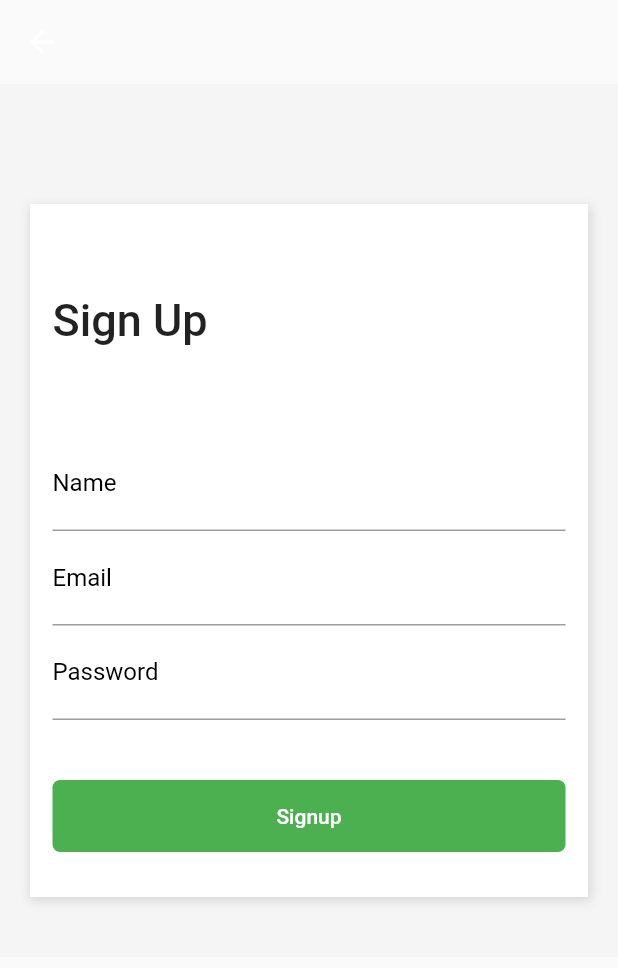
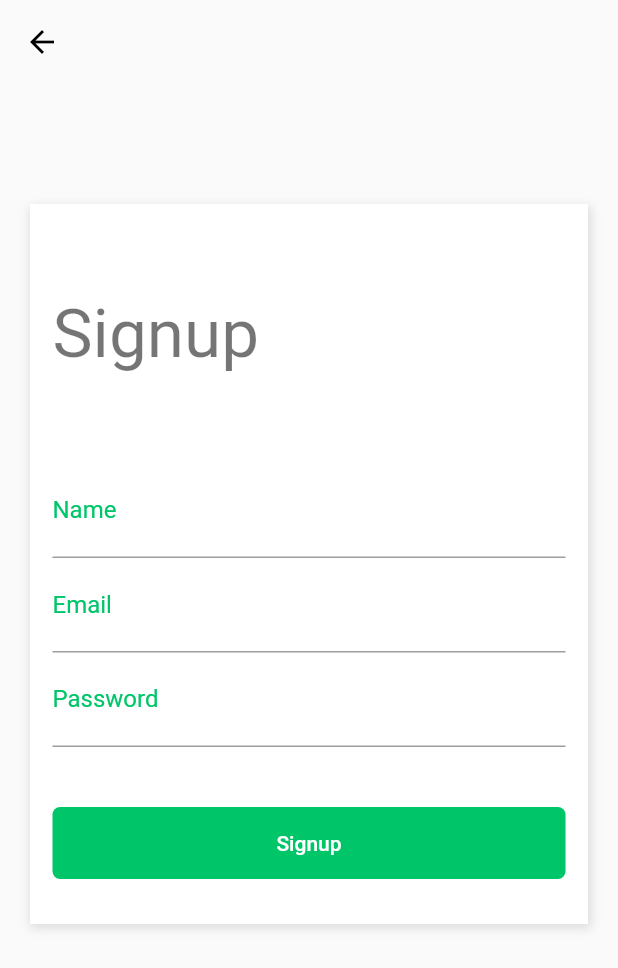
Before and after one commit to JailtonJunior94/balta.io-shopping, a Flutter app: the screen it shows after launch, item 3 of the bottom bar chosen, after a tap on "Sign up", on a phone screen of 412 x 824 dp. Shown: the top 968 px of the screen. Run offline on Flutter 3.47's test engine with Material 2 defaults, Android fonts, the phone set to English and light mode, and no system bars.

Commit message:
conclusão do módulo TEMAS

```diff
--- a/lib/main.dart
+++ b/lib/main.dart
@@ -1,6 +1,7 @@
 import 'package:flutter/material.dart';
 
 import 'package:balta_shopping/pages/tabs.page.dart';
+import 'package:balta_shopping/themes/light.theme.dart';
 
 void main() => runApp(MyApp());
 
@@ -10,9 +11,7 @@ class MyApp extends StatelessWidget {
     return MaterialApp(
       title: 'Flutter Demo',
       debugShowCheckedModeBanner: false,
-      theme: ThemeData(
-        primarySwatch: Colors.blueGrey,
-      ),
+      theme: lightTheme(),
       home: DefaultTabController(length: 3, child: TabsPage()),
     );
   }
--- a/lib/pages/home.page.dart
+++ b/lib/pages/home.page.dart
@@ -16,14 +16,14 @@ class HomePage extends StatelessWidget {
             SizedBox(height: 60),
             SearchBox(),
             SizedBox(height: 30),
-            Text("Categories", style: TextStyle(fontSize: 30)),
+            Text("Categories", style: Theme.of(context).textTheme.headline),
             SizedBox(height: 10),
             Container(height: 90, child: CategoryList()),
             SizedBox(height: 30),
             Row(
               mainAxisAlignment: MainAxisAlignment.spaceBetween,
               children: <Widget>[
-                Text("Best Selling", style: TextStyle(fontSize: 30)),
+                Text("Best Selling", style: Theme.of(context).textTheme.headline),
                 FlatButton(
                   child: Text("See All"),
                   onPressed: () {},
--- a/lib/pages/login.page.dart
+++ b/lib/pages/login.page.dart
@@ -8,7 +8,6 @@ class LoginPage extends StatelessWidget {
     return Scaffold(
       body: SingleChildScrollView(
         child: Container(
-          color: Color(0xFFF5F5F5),
           padding: EdgeInsets.only(
             top: 80,
             left: 20,
@@ -20,7 +19,7 @@ class LoginPage extends StatelessWidget {
               Container(
                 height: 450,
                 decoration: BoxDecoration(
-                  color: Colors.white,
+                  color: Theme.of(context).accentColor,
                   boxShadow: [
                     new BoxShadow(
                       color: Colors.black12,
@@ -41,16 +40,21 @@ class LoginPage extends StatelessWidget {
                             children: <Widget>[
                               Text(
                                 "Welcome",
-                                style: TextStyle(
-                                  fontSize: 30,
-                                  fontWeight: FontWeight.w500,
-                                ),
+                                style: Theme.of(context).textTheme.display2,
                               ),
-                              Text("Sign in to continue"),
+                              Text(
+                                "Sign in to continue",
+                                style: Theme.of(context).textTheme.subhead,
+                              ),
                             ],
                           ),
                           FlatButton(
-                            child: Text('Sign up'),
+                            child: Text(
+                              'Sign up',
+                              style: TextStyle(
+                                color: Theme.of(context).primaryColor,
+                              ),
+                            ),
                             onPressed: () {
                               Navigator.push(
                                 context,
@@ -70,32 +74,39 @@ class LoginPage extends StatelessWidget {
                         decoration: InputDecoration(
                           labelText: "Email",
                           labelStyle: TextStyle(
-                            color: Colors.black,
+                            color: Theme.of(context).primaryColor,
                             fontWeight: FontWeight.w400,
                             fontSize: 16,
                           ),
                         ),
                         style: TextStyle(
-                          fontSize: 20,
-                        ),
+                            fontSize: 20,
+                            color: Theme.of(context).primaryColor),
                       ),
                       TextFormField(
                         obscureText: true,
                         decoration: InputDecoration(
                           labelText: "Password",
                           labelStyle: TextStyle(
-                            color: Colors.black,
+                            color: Theme.of(context).primaryColor,
                             fontWeight: FontWeight.w400,
                             fontSize: 16,
                           ),
                         ),
-                        style: TextStyle(fontSize: 20),
+                        style: TextStyle(
+                            fontSize: 20,
+                            color: Theme.of(context).primaryColor),
                       ),
                       Container(
                         height: 40,
                         alignment: Alignment.centerRight,
                         child: FlatButton(
-                          child: Text("Forgot your password?"),
+                          child: Text(
+                            "Forgot your password?",
+                            style: TextStyle(
+                              color: Theme.of(context).primaryColor,
+                            ),
+                          ),
                           onPressed: () {},
                         ),
                       ),
@@ -103,7 +114,7 @@ class LoginPage extends StatelessWidget {
                       Container(
                         width: double.infinity,
                         decoration: BoxDecoration(
-                          color: Colors.green,
+                          color: Theme.of(context).primaryColor,
                           borderRadius: BorderRadius.all(
                             Radius.circular(5),
                           ),
@@ -111,7 +122,7 @@ class LoginPage extends StatelessWidget {
                         child: FlatButton(
                           child: Text(
                             "Sign In",
-                            style: TextStyle(color: Colors.white),
+                            style: TextStyle(color: Theme.of(context).accentColor),
                           ),
                           onPressed: () {},
                         ),
@@ -136,7 +147,7 @@ class LoginPage extends StatelessWidget {
                 decoration: BoxDecoration(
                   border: Border.all(
                     width: 2.0,
-                    color: Colors.blue,
+                    color: Theme.of(context).accentColor,
                   ),
                   borderRadius: BorderRadius.all(
                     Radius.circular(5),
@@ -163,7 +174,7 @@ class LoginPage extends StatelessWidget {
                 decoration: BoxDecoration(
                   border: Border.all(
                     width: 2.0,
-                    color: Colors.blue,
+                    color: Theme.of(context).accentColor,
                   ),
                   borderRadius: BorderRadius.all(
                     Radius.circular(5),
--- a/lib/pages/signup.page.dart
+++ b/lib/pages/signup.page.dart
@@ -10,7 +10,6 @@ class SigupPage extends StatelessWidget {
       ),
       body: SingleChildScrollView(
         child: Container(
-          color: Color(0xFFF5F5F5),
           padding: EdgeInsets.only(top: 80, left: 20, right: 20, bottom: 40),
           child: Column(
             children: <Widget>[
@@ -35,13 +34,8 @@ class SigupPage extends StatelessWidget {
                         children: <Widget>[
                           Column(
                             children: <Widget>[
-                              Text(
-                                "Sign Up",
-                                style: TextStyle(
-                                  fontSize: 30,
-                                  fontWeight: FontWeight.w500,
-                                ),
-                              ),
+                              Text("Signup",
+                                  style: Theme.of(context).textTheme.display2),
                             ],
                           ),
                         ],
@@ -52,42 +46,48 @@ class SigupPage extends StatelessWidget {
                         decoration: InputDecoration(
                           labelText: "Name",
                           labelStyle: TextStyle(
-                            color: Colors.black,
+                            color: Theme.of(context).primaryColor,
                             fontWeight: FontWeight.w400,
                             fontSize: 16,
                           ),
                         ),
-                        style: TextStyle(fontSize: 20),
+                        style: TextStyle(
+                            fontSize: 20,
+                            color: Theme.of(context).primaryColor),
                       ),
                       TextFormField(
                         keyboardType: TextInputType.emailAddress,
                         decoration: InputDecoration(
                           labelText: "Email",
                           labelStyle: TextStyle(
-                            color: Colors.black,
+                            color: Theme.of(context).primaryColor,
                             fontWeight: FontWeight.w400,
                             fontSize: 16,
                           ),
                         ),
-                        style: TextStyle(fontSize: 20),
+                        style: TextStyle(
+                            fontSize: 20,
+                            color: Theme.of(context).primaryColor),
                       ),
                       TextFormField(
                         obscureText: true,
                         decoration: InputDecoration(
                           labelText: "Password",
                           labelStyle: TextStyle(
-                            color: Colors.black,
+                            color: Theme.of(context).primaryColor,
                             fontWeight: FontWeight.w400,
                             fontSize: 16,
                           ),
                         ),
-                        style: TextStyle(fontSize: 20),
+                        style: TextStyle(
+                            fontSize: 20,
+                            color: Theme.of(context).primaryColor),
                       ),
                       SizedBox(height: 40),
                       Container(
                         width: double.infinity,
                         decoration: BoxDecoration(
-                          color: Colors.green,
+                          color: Theme.of(context).primaryColor,
                           borderRadius: BorderRadius.all(
                             Radius.circular(5),
                           ),
@@ -95,7 +95,8 @@ class SigupPage extends StatelessWidget {
                         child: FlatButton(
                           child: Text(
                             "Signup",
-                            style: TextStyle(color: Colors.white),
+                            style:
+                                TextStyle(color: Theme.of(context).accentColor),
                           ),
                           onPressed: () {},
                         ),
--- a/lib/pages/tabs.page.dart
+++ b/lib/pages/tabs.page.dart
@@ -21,11 +21,11 @@ class TabsPage extends StatelessWidget {
           Tab(icon: new Icon(Icons.shopping_cart)),
           Tab(icon: new Icon(Icons.perm_identity))
         ],
-        labelColor: Colors.blue,
+        labelColor: Theme.of(context).primaryColor,
         unselectedLabelColor: Colors.black38,
         indicatorSize: TabBarIndicatorSize.tab,
         indicatorPadding: EdgeInsets.all(5.0),
-        indicatorColor: Colors.blue,
+        indicatorColor: Theme.of(context).primaryColor,
       ),
     );
   }
--- /dev/null
+++ b/lib/themes/light.theme.dart
@@ -0,0 +1,47 @@
+import 'package:flutter/material.dart';
+
+const brightness = Brightness.light;
+const primaryColor = const Color(0xFF00C569);
+const lightColor = const Color(0xFFFFFFFF);
+const backgroundColor = const Color(0xFFF5F5F5);
+
+ThemeData lightTheme() {
+  return ThemeData(
+    // primarySwatch: primaryColor,
+    brightness: brightness,
+    // textTheme: new TextTheme(
+    //   body1: new TextStyle(color: Colors.red),
+    //   display4: new TextStyle(fontSize: 78),
+    //   button: new TextStyle(color: Colors.green),
+    //   headline: new TextStyle(color: Colors.deepPurple)
+    // ),
+    // tabBarTheme:
+    // accentIconTheme:
+    // accentTextTheme:
+    // appBarTheme:
+    // bottomAppBarTheme:
+    // buttonTheme: new ButtonThemeData(
+    //   buttonColor: Colors.orange,
+    //   textTheme: ButtonTextTheme.primary,
+    // ),
+    // cardTheme: CardTheme(
+    //   elevation: 5,
+    //   color: Colors.indigo,
+    // ),
+    // chipTheme:
+    // dialogTheme:
+    // floatingActionButtonTheme:
+    // iconTheme:
+    // inputDecorationTheme:
+    // pageTransitionsTheme:
+    // primaryIconTheme:
+    // primaryTextTheme:
+    // sliderTheme:
+    primaryColor: primaryColor,
+    accentColor: Colors.white,
+    // fontFamily: 'Montserrat',
+    // buttonColor: Color(0xFF00C569),
+    // // scaffoldBackgroundColor: backgroundColor,
+    // cardColor: Colors.white,
+  );
+}
--- a/lib/widgets/category/category-item.widget.dart
+++ b/lib/widgets/category/category-item.widget.dart
@@ -12,7 +12,7 @@ class CategoryItem extends StatelessWidget {
       margin: EdgeInsets.all(10),
       padding: EdgeInsets.all(10),
       decoration: BoxDecoration(
-        color: Colors.white,
+        color: Theme.of(context).accentColor,
         boxShadow: [
           new BoxShadow(
             color: Colors.black12,
--- a/lib/widgets/product/product-item.widget.dart
+++ b/lib/widgets/product/product-item.widget.dart
@@ -71,7 +71,7 @@ class ProductItem extends StatelessWidget {
             style: TextStyle(
               fontSize: 16,
               fontWeight: FontWeight.bold,
-              color: Color(0xFF00C569),
+              color: Theme.of(context).primaryColor,
             ),
           ),
         ],
--- a/lib/widgets/search-box.widget.dart
+++ b/lib/widgets/search-box.widget.dart
@@ -24,12 +24,12 @@ class SearchBox extends StatelessWidget {
                 border: InputBorder.none,
                 labelText: "Search...",
                 labelStyle: TextStyle(
-                  color: Colors.black,
+                  color: Theme.of(context).primaryColor,
                   fontWeight: FontWeight.w300,
                   fontSize: 16,
                 ),
               ),
-              style: TextStyle(fontSize: 20, color: Colors.black),
+              style: TextStyle(fontSize: 20, color: Theme.of(context).primaryColor),
             ),
           ),
         ],
```
Also changed, not shown: lib/pages/cart.page.dart (+13 -22 lines), lib/themes/dark-yellow.theme.dart (added, +46 -0 lines), lib/themes/dark.theme.dart (added, +46 -0 lines).
